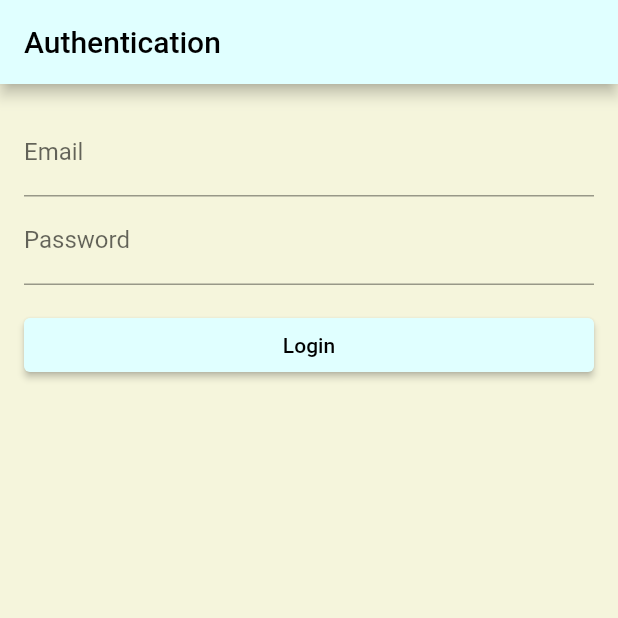
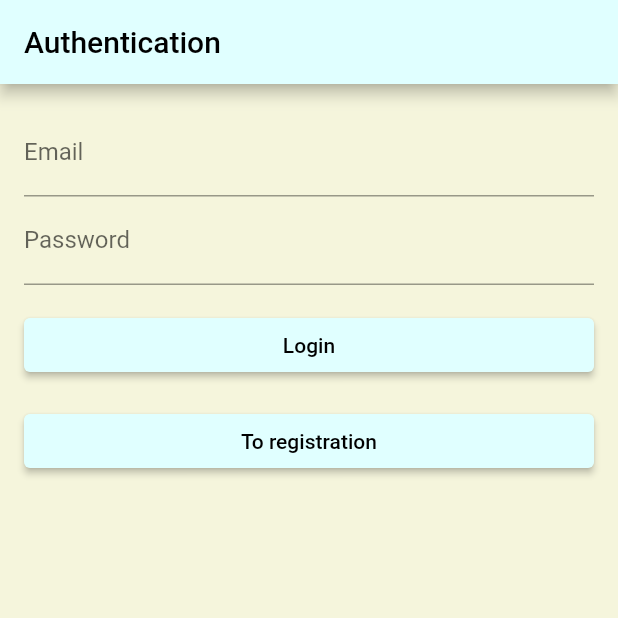
Before and after one commit to Odialko/flutter_deep_dive, a Flutter app: the LoginScreen screen opened by its route, on a phone screen of 412 x 824 dp, the top half of it. Run offline on Flutter 3.47's test engine with Material 2 defaults, Android fonts, the phone set to English and light mode, and no system bars; our stand-ins replace firebase_auth, firebase_core, flutter_riverpod, freezed_annotation, go_router, google_fonts; missing offline and left inert: rive_splash_screen; accounts and stored records are empty.

Commit message:
fix routing with navigation

```diff
--- a/lib/src/router/redirect.dart
+++ b/lib/src/router/redirect.dart
@@ -3,7 +3,7 @@ import 'dart:developer';
 import 'package:flutter/cupertino.dart';
 import 'package:flutter_deep_dive/src/providers/auth_provider.dart';
 import 'package:flutter_deep_dive/src/router/routes.dart';
-// import 'package:flutter_deep_dive/src/router/routes_extension.dart';
+import 'package:flutter_deep_dive/src/router/routes_extension.dart';
 import 'package:flutter_riverpod/flutter_riverpod.dart';
 import 'package:go_router/go_router.dart';
 
@@ -19,9 +19,11 @@ String? authRedirect(
 
   final isAuth = ref.read(authStateChangesProvider).value != null;
   final isSplash = state.location == Routes.splash;
-  // final isLoginFlow = state.location.isInLoginFlow;
+  final isLoginFlow = state.location.isInLoginFlow;
 
   if (isSplash) return null;
 
+  if (isLoginFlow && !isAuth) return null;
+
   return isAuth ? Routes.home : Routes.login;
 }
--- a/lib/src/router/routes_extension.dart
+++ b/lib/src/router/routes_extension.dart
@@ -3,6 +3,6 @@ import 'package:flutter_deep_dive/src/router/routes.dart';
 extension RoutesExtension on String {
   bool get isInLoginFlow =>
       this == Routes.login ||
-      this == Routes.forgotPass ||
-      this == Routes.register;
+      this == '${Routes.login}/${Routes.forgotPass}' ||
+      this == '${Routes.login}/${Routes.register}';
 }
--- a/lib/src/ui/authentication/login_screen.dart
+++ b/lib/src/ui/authentication/login_screen.dart
@@ -1,6 +1,8 @@
 import 'package:flutter/material.dart';
+import 'package:flutter_deep_dive/src/router/routes.dart';
 import 'package:flutter_deep_dive/src/ui/authentication/auth_store.dart';
 import 'package:flutter_riverpod/flutter_riverpod.dart';
+import 'package:go_router/go_router.dart';
 
 class LoginScreen extends ConsumerWidget {
   final TextEditingController emailController = TextEditingController();
@@ -36,6 +38,13 @@ class LoginScreen extends ConsumerWidget {
               },
               child: const Text('Login'),
             ),
+            const SizedBox(height: 16.0),
+            ElevatedButton(
+              onPressed: () {
+                context.goNamed(Routes.register);
+              },
+              child: const Text('To registration'),
+            ),
           ],
         ),
       ),
```
